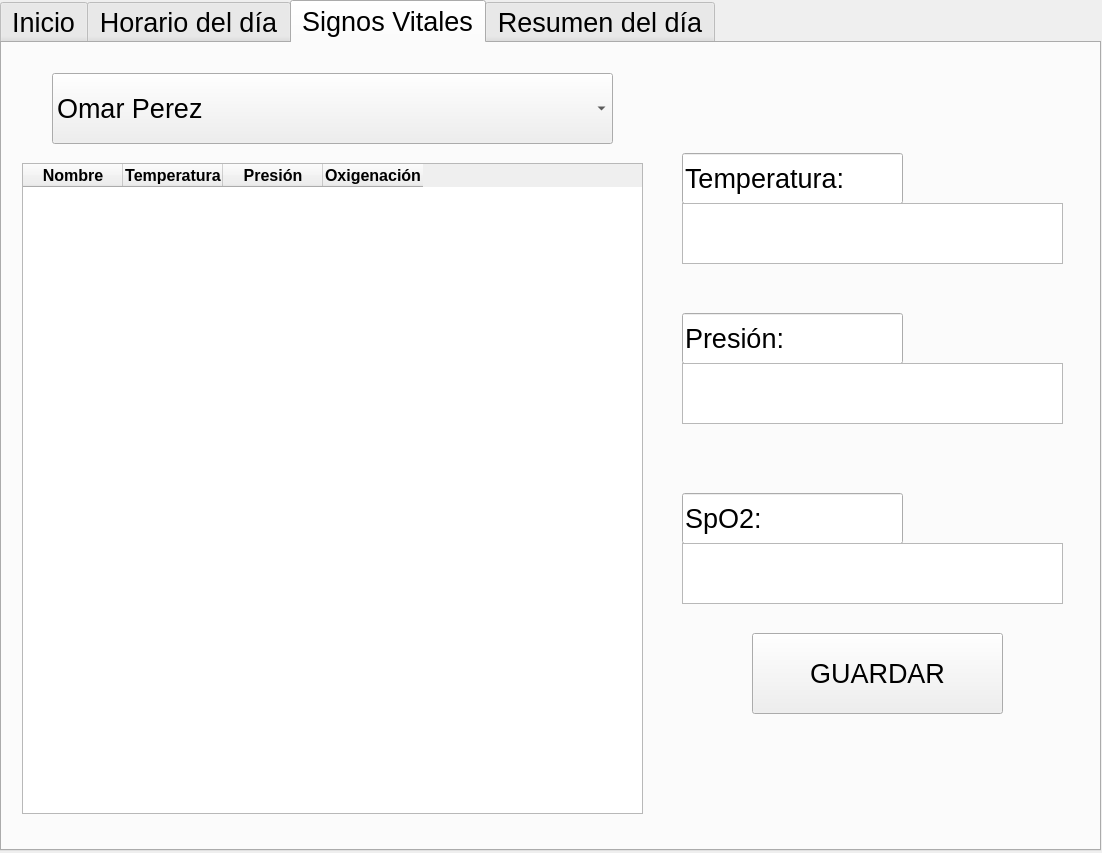
JonatanESalinas/nursing_home_robot, file src/Pastillero.ui: the form before one commit.
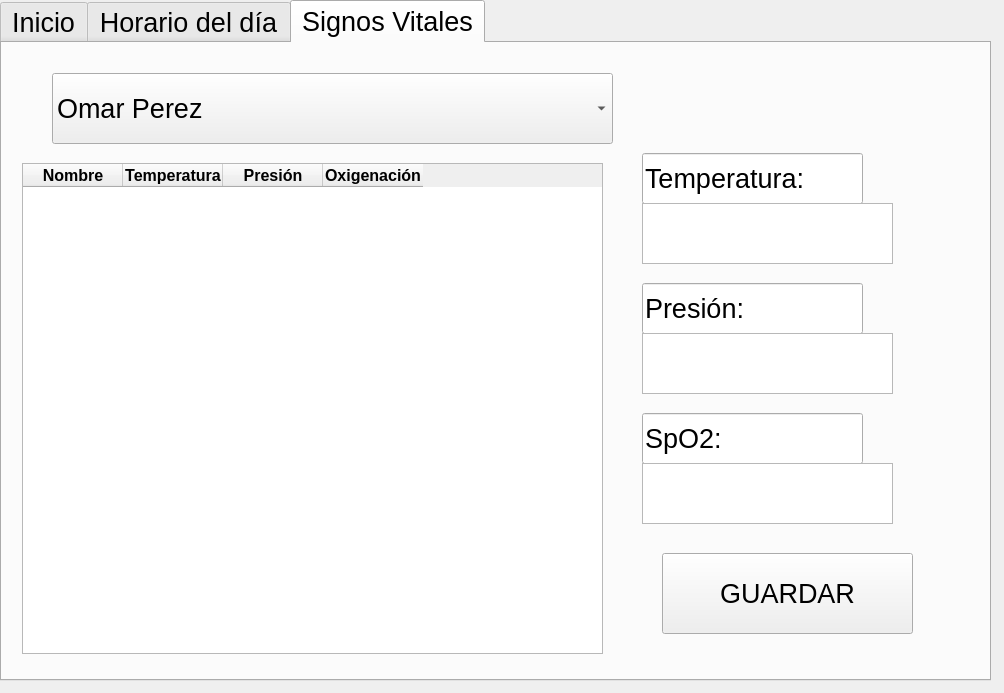
The form after the commit. The open tabs and pages were chosen to show the change.

Commit message: Se quito la pestania de Resumen y se ajusto el tamanio de la ventana

Diff of the .ui file:
```diff
--- a/src/Pastillero.ui
+++ b/src/Pastillero.ui
@@ -6,8 +6,8 @@
    <rect>
     <x>0</x>
     <y>0</y>
-    <width>1102</width>
-    <height>853</height>
+    <width>1004</width>
+    <height>693</height>
    </rect>
   </property>
   <property name="windowTitle">
@@ -18,8 +18,8 @@
     <rect>
      <x>0</x>
      <y>0</y>
-     <width>1101</width>
-     <height>851</height>
+     <width>991</width>
+     <height>681</height>
     </rect>
    </property>
    <property name="font">
@@ -703,7 +703,7 @@
     <widget class="QLineEdit" name="lineEdit_3">
      <property name="geometry">
       <rect>
-       <x>680</x>
+       <x>640</x>
        <y>110</y>
        <width>221</width>
        <height>51</height>
@@ -716,8 +716,8 @@
     <widget class="QLineEdit" name="lineEdit_4">
      <property name="geometry">
       <rect>
-       <x>680</x>
-       <y>270</y>
+       <x>640</x>
+       <y>240</y>
        <width>221</width>
        <height>51</height>
       </rect>
@@ -729,8 +729,8 @@
     <widget class="QLineEdit" name="lineEdit_5">
      <property name="geometry">
       <rect>
-       <x>680</x>
-       <y>450</y>
+       <x>640</x>
+       <y>370</y>
        <width>221</width>
        <height>51</height>
       </rect>
@@ -742,9 +742,9 @@
     <widget class="QPlainTextEdit" name="EntradaTemperatura">
      <property name="geometry">
       <rect>
-       <x>680</x>
+       <x>640</x>
        <y>160</y>
-       <width>381</width>
+       <width>251</width>
        <height>61</height>
       </rect>
      </property>
@@ -752,9 +752,9 @@
     <widget class="QPlainTextEdit" name="PresionEntrada">
      <property name="geometry">
       <rect>
-       <x>680</x>
-       <y>320</y>
-       <width>381</width>
+       <x>640</x>
+       <y>290</y>
+       <width>251</width>
        <height>61</height>
       </rect>
      </property>
@@ -762,9 +762,9 @@
     <widget class="QPlainTextEdit" name="Oxigenacion">
      <property name="geometry">
       <rect>
-       <x>680</x>
-       <y>500</y>
-       <width>381</width>
+       <x>640</x>
+       <y>420</y>
+       <width>251</width>
        <height>61</height>
       </rect>
      </property>
@@ -772,8 +772,8 @@
     <widget class="QPushButton" name="GuardarSignosVitales">
      <property name="geometry">
       <rect>
-       <x>750</x>
-       <y>590</y>
+       <x>660</x>
+       <y>510</y>
        <width>251</width>
        <height>81</height>
       </rect>
@@ -812,8 +812,8 @@
       <rect>
        <x>20</x>
        <y>120</y>
-       <width>621</width>
-       <height>651</height>
+       <width>581</width>
+       <height>491</height>
       </rect>
      </property>
      <column>
@@ -866,21 +866,6 @@
      </column>
     </widget>
    </widget>
-   <widget class="QWidget" name="Resumen">
-    <attribute name="title">
-     <string>Resumen del día</string>
-    </attribute>
-    <widget class="QTableView" name="TablaResumen">
-     <property name="geometry">
-      <rect>
-       <x>20</x>
-       <y>20</y>
-       <width>1041</width>
-       <height>761</height>
-      </rect>
-     </property>
-    </widget>
-   </widget>
   </widget>
  </widget>
  <resources/>
```
Left out of the diff: 24 changed lines with no effect on the pictures. The commit also changes 1 other file.
